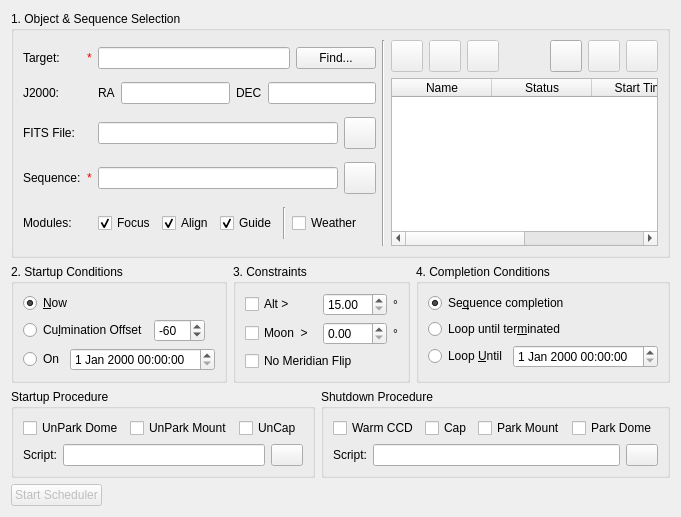
Old version of the form kstars/ekos/scheduler.ui in the repository KDE/kstars.
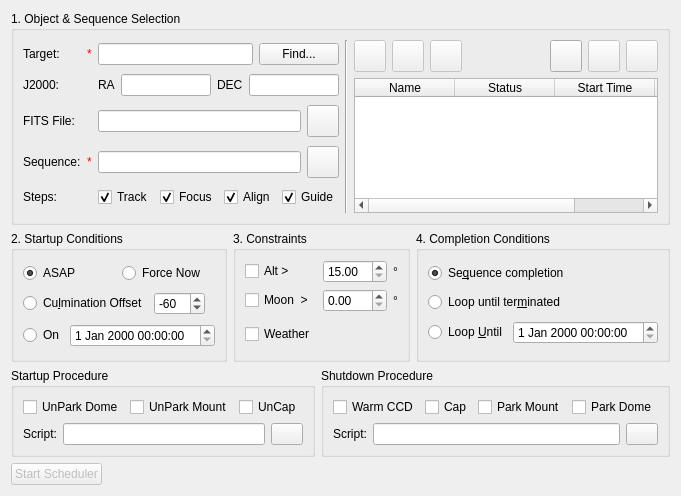
New version of the form. Custom widgets are drawn as their Qt base class.

Commit message: Add option to start now regardless of conditions and constraints. Introduce TRACK step and rename module to steps to make it easier for the end user

Diff of the .ui file:
```diff
--- a/kstars/ekos/scheduler.ui
+++ b/kstars/ekos/scheduler.ui
@@ -6,8 +6,8 @@
    <rect>
     <x>0</x>
     <y>0</y>
-    <width>671</width>
-    <height>517</height>
+    <width>620</width>
+    <height>496</height>
    </rect>
   </property>
   <layout class="QVBoxLayout" name="verticalLayout_4">
@@ -90,7 +90,20 @@
           <item>
            <widget class="QCheckBox" name="focusModuleCheck">
             <property name="toolTip">
-             <string>Perform autofocusing before proceeding to the next stage</string>
+             <string>Slew to the target and track it before proceeding to the next step.</string>
+            </property>
+            <property name="text">
+             <string>Track</string>
+            </property>
+            <property name="checked">
+             <bool>true</bool>
+            </property>
+           </widget>
+          </item>
+          <item>
+           <widget class="QCheckBox" name="focusStepCheck">
+            <property name="toolTip">
+             <string>Perform autofocusing before proceeding to the next step.</string>
             </property>
             <property name="text">
              <string>Focus</string>
@@ -126,36 +139,6 @@
             </property>
            </widget>
           </item>
-          <item>
-           <widget class="Line" name="line_2">
-            <property name="orientation">
-             <enum>Qt::Vertical</enum>
-            </property>
-           </widget>
-          </item>
-          <item>
-           <widget class="QCheckBox" name="weatherCheck">
-            <property name="toolTip">
-             <string>&lt;html&gt;&lt;head/&gt;&lt;body&gt;&lt;p&gt;Weather conditions must remain safe. When weather conditions become dangerous, shutdown procedure is initiated.&lt;/p&gt;&lt;/body&gt;&lt;/html&gt;</string>
-            </property>
-            <property name="text">
-             <string>Weather</string>
-            </property>
-           </widget>
-          </item>
-          <item>
-           <widget class="QLabel" name="weatherLabel">
-            <property name="maximumSize">
-             <size>
-              <width>32</width>
-              <height>32</height>
-             </size>
-            </property>
-            <property name="text">
-             <string/>
-            </property>
-           </widget>
-          </item>
           <item>
            <spacer name="horizontalSpacer_9">
             <property name="orientation">
@@ -248,7 +231,7 @@
            <string>Select which Ekos modules to be utilized during the observation job</string>
           </property>
           <property name="text">
-           <string>Modules:</string>
+           <string>Steps:</string>
           </property>
          </widget>
         </item>
@@ -466,12 +449,14 @@
        </property>
        <layout class="QVBoxLayout" name="verticalLayout_3">
         <item>
-         <widget class="QRadioButton" name="nowConditionR">
+         <layout class="QHBoxLayout" name="horizontalLayout_7">
+          <item>
+           <widget class="QRadioButton" name="asapConditionR">
           <property name="toolTip">
            <string>Start the observation job as soon as all the constraints, if any, are met. The best candidate target shall be imaged first.</string>
           </property>
           <property name="text">
-           <string>&amp;Now</string>
+             <string>ASAP</string>
           </property>
           <property name="checked">
            <bool>true</bool>
@@ -480,6 +465,21 @@
            <string notr="true">startupButtonGroup</string>
           </attribute>
          </widget>
+          </item>
+          <item>
+           <widget class="QRadioButton" name="forceNowConditionR">
+            <property name="toolTip">
+             <string>Start the job now regardless of conditions and constraints. Constraints are ignored during the job execution.</string>
+            </property>
+            <property name="text">
+             <string>Force Now</string>
+            </property>
+            <attribute name="buttonGroup">
+             <string notr="true">startupButtonGroup</string>
+            </attribute>
+           </widget>
+          </item>
+         </layout>
         </item>
         <item>
          <layout class="QHBoxLayout" name="horizontalLayout_5">
@@ -631,14 +631,50 @@
          </layout>
         </item>
         <item>
-         <widget class="QCheckBox" name="noMeridianFlipCheck">
+         <layout class="QHBoxLayout" name="horizontalLayout_6">
+          <item>
+           <widget class="QCheckBox" name="weatherCheck">
           <property name="toolTip">
            <string>Do not track past the meridian.</string>
           </property>
           <property name="text">
-           <string>No Meridian Flip</string>
-          </property>
-         </widget>
+             <string>Weather</string>
+            </property>
+           </widget>
+          </item>
+          <item>
+           <widget class="QLabel" name="weatherLabel">
+            <property name="minimumSize">
+             <size>
+              <width>32</width>
+              <height>32</height>
+             </size>
+            </property>
+            <property name="maximumSize">
+             <size>
+              <width>32</width>
+              <height>32</height>
+             </size>
+            </property>
+            <property name="text">
+             <string/>
+            </property>
+           </widget>
+          </item>
+          <item>
+           <spacer name="horizontalSpacer_5">
+            <property name="orientation">
+             <enum>Qt::Horizontal</enum>
+            </property>
+            <property name="sizeHint" stdset="0">
+             <size>
+              <width>40</width>
+              <height>20</height>
+             </size>
+            </property>
+           </spacer>
+          </item>
+         </layout>
         </item>
        </layout>
       </widget>
```
Left out of the diff: 16 changed lines with no effect on the pictures. Lines whose indentation alone changed are shown as unchanged. The commit also changes 3 other files.
